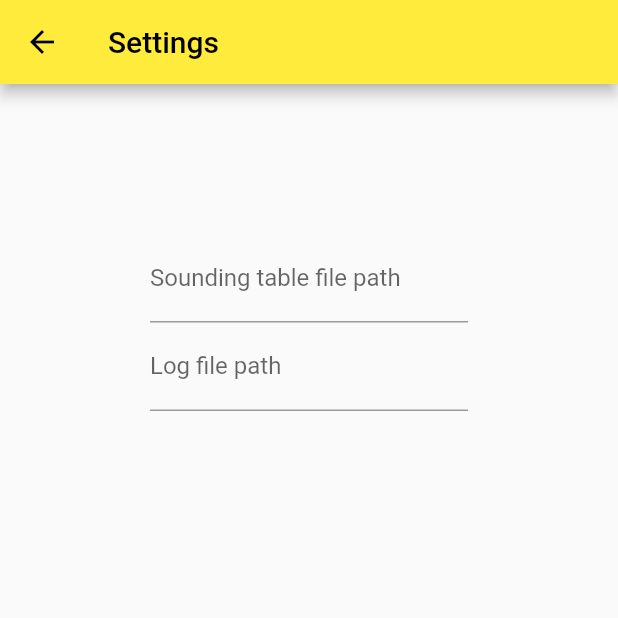
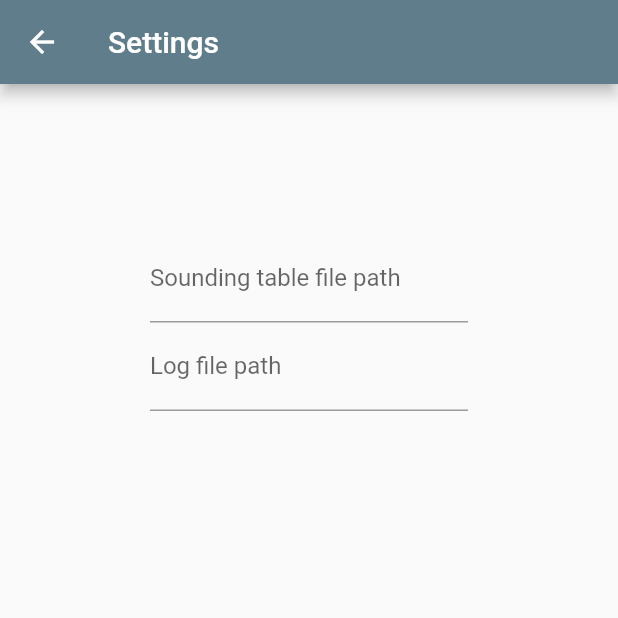
Before and after one commit to lavruh/hydr_leak_tracker, a Flutter app: the screen it shows after launch, after a tap on the "settings" icon, on a phone screen of 412 x 824 dp, the top half of it. Run offline on Flutter 3.47's test engine with Material 2 defaults, Android fonts, the phone set to English and light mode, and no system bars; our stand-ins replace csv, fl_chart, flutter_riverpod, scrollable_positioned_list, shared_preferences.

Commit message:
chart improvements

```diff
--- a/lib/domain/log.dart
+++ b/lib/domain/log.dart
@@ -51,4 +51,10 @@ class LogNotifier extends StateNotifier<List<LogEntry>> {
     state.removeWhere((e) => e.id == id);
     await _db?.removeEntry(id: id, table: table);
   }
+
+  int getEntryIndex(int id){
+    return state.indexWhere((element) {
+      return element.date.millisecondsSinceEpoch == id;
+    });
+  }
 }
--- a/lib/main.dart
+++ b/lib/main.dart
@@ -14,7 +14,7 @@ class MyApp extends StatelessWidget {
     return MaterialApp(
       title: 'Hydraulic leak tracker',
       theme: ThemeData(
-        primarySwatch: Colors.yellow,
+        primarySwatch: Colors.blueGrey,
       ),
       home: const LogScreen(),
     );
--- a/lib/ui/log_screen.dart
+++ b/lib/ui/log_screen.dart
@@ -1,13 +1,13 @@
 import 'package:flutter/material.dart';
 import 'package:flutter_riverpod/flutter_riverpod.dart';
 import 'package:hydr_leak_tracker/domain/editor_provider.dart';
-import 'package:hydr_leak_tracker/domain/log.dart';
 import 'package:hydr_leak_tracker/domain/log_entry.dart';
 import 'package:hydr_leak_tracker/domain/sounding_table_provider.dart';
 import 'package:hydr_leak_tracker/ui/settings_screen.dart';
 import 'package:hydr_leak_tracker/ui/widgets/graphic_widget.dart';
 import 'package:hydr_leak_tracker/ui/widgets/log_editor_widget.dart';
-import 'package:hydr_leak_tracker/ui/widgets/log_entry_widget.dart';
+import 'package:hydr_leak_tracker/ui/widgets/log_widget.dart';
+import 'package:hydr_leak_tracker/domain/log_utils.dart';
 
 class LogScreen extends ConsumerWidget {
   const LogScreen({
@@ -19,6 +19,7 @@ class LogScreen extends ConsumerWidget {
     ref.read(soundingTableProvider);
     return Scaffold(
       appBar: AppBar(
+        backgroundColor: Colors.yellow,
         // title: Text(Platform.operatingSystemVersion),
         actions: [
           IconButton(
@@ -39,21 +40,15 @@ class LogScreen extends ConsumerWidget {
       body: Column(
         children: [
           const LogEditorWidget(),
-          Flexible(
-              child: ListView(
-            children: ref
-                .watch(logProvider)
-                .map((e) => LogEntryWidget(
-                      entry: e,
-                      onTap: () {
-                        ref.read(editorProvider.notifier).setState(e);
-                      },
-                    ))
-                .toList(),
+          const Flexible(child: LogWidget()),
+          Flexible(child: GraphicWidget(
+            onTapValue: (val) {
+              ref.read(logSelectedItemProvider.notifier).selectItem(val);
+            },
           )),
-          const Flexible(child: GraphicWidget()),
         ],
       ),
     );
   }
+
 }
--- a/lib/ui/widgets/graphic_widget.dart
+++ b/lib/ui/widgets/graphic_widget.dart
@@ -8,9 +8,9 @@ import 'package:hydr_leak_tracker/domain/settings_provider.dart';
 import 'package:intl/intl.dart';
 
 class GraphicWidget extends ConsumerWidget {
-  const GraphicWidget({
-    Key? key,
-  }) : super(key: key);
+  const GraphicWidget({Key? key, this.onTapValue}) : super(key: key);
+
+  final Function(int val)? onTapValue;
 
   @override
   Widget build(BuildContext context, WidgetRef ref) {
@@ -27,6 +27,7 @@ class GraphicWidget extends ConsumerWidget {
                 color: Color(ref.watch(emptyEntriesColor)),
                 barWidth: 3,
                 isCurved: true,
+                curveSmoothness: 0.2,
                 spots: ref
                     .watch(filteredByOperationLogProvider(ShipOperation.empty))
                     .map((e) => FlSpot(
@@ -36,6 +37,7 @@ class GraphicWidget extends ConsumerWidget {
               LineChartBarData(
                 color: Color(ref.watch(loadedEntriesColor)),
                 barWidth: 3,
+                curveSmoothness: 0.2,
                 isCurved: true,
                 spots: ref
                     .watch(filteredByOperationLogProvider(ShipOperation.loaded))
@@ -47,6 +49,7 @@ class GraphicWidget extends ConsumerWidget {
                 color: Color(ref.watch(dredgingEntriesColor)),
                 barWidth: 3,
                 isCurved: true,
+                curveSmoothness: 0.2,
                 spots: ref
                     .watch(
                         filteredByOperationLogProvider(ShipOperation.dredging))
@@ -58,6 +61,7 @@ class GraphicWidget extends ConsumerWidget {
                 color: Color(ref.watch(dischargingEntriesColor)),
                 barWidth: 3,
                 isCurved: true,
+                curveSmoothness: 0.2,
                 spots: ref
                     .watch(filteredByOperationLogProvider(
                         ShipOperation.discharging))
@@ -73,10 +77,19 @@ class GraphicWidget extends ConsumerWidget {
               bottomTitles: AxisTitles(
                   sideTitles: SideTitles(
                 showTitles: true,
-                // interval: 0.5,
                 getTitlesWidget: bottomTitleWidgets,
               )),
-            )),
+            ),
+            lineTouchData: LineTouchData(touchCallback: (event, resp) {
+              if (event is FlTapDownEvent) {
+                final dateVal = resp?.lineBarSpots?.first.x;
+                if (dateVal != null) {
+                  if (onTapValue != null) {
+                    onTapValue!(dateVal.toInt());
+                  }
+                }
+              }
+            })),
       ),
     );
   }
@@ -87,7 +100,7 @@ class GraphicWidget extends ConsumerWidget {
 
     return SideTitleWidget(
       axisSide: meta.axisSide,
-      space: 0,
+      space: 10,
       angle: 0.7,
       child: Text(
         DateFormat('dd-MM').format(date),
--- a/lib/ui/widgets/log_editor_widget.dart
+++ b/lib/ui/widgets/log_editor_widget.dart
@@ -27,7 +27,10 @@ class LogEditorWidget extends ConsumerWidget {
         padding: const EdgeInsets.all(8.0),
         child: Form(
           key: formKey,
-          child: Row(mainAxisAlignment: MainAxisAlignment.spaceAround, children: [
+          child: Row(
+              mainAxisAlignment: MainAxisAlignment.spaceAround,
+              crossAxisAlignment: CrossAxisAlignment.center,
+              children: [
                 Flexible(
                     child: DateTimePickerButton(
                   date: entry.date,
--- a/pubspec.yaml
+++ b/pubspec.yaml
@@ -1,7 +1,7 @@
 name: hydr_leak_tracker
 description: A new Flutter project.
 publish_to: 'none' # Remove this line if you wish to publish to pub.dev
-version: 1.1.0+2
+version: 1.1.0+3
 
 environment:
   sdk: '>=2.19.0 <3.0.0'
@@ -16,6 +16,8 @@ dependencies:
   intl: ^0.18.0
   shared_preferences: ^2.0.17
   fl_chart: ^0.60.0
+  scrollable_positioned_list: ^0.3.5
+  flutter_colorpicker: ^1.0.3
 
 dev_dependencies:
   flutter_test:
```
Also changed, not shown: lib/domain/log_utils.dart (added, +25 -0 lines), lib/ui/widgets/log_entry_widget.dart (+12 -4 lines), lib/ui/widgets/log_widget.dart (added, +56 -0 lines). Lines whose indentation alone changed are shown as unchanged.
